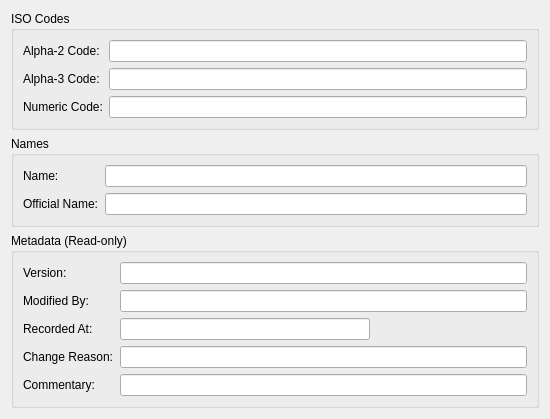
Old version of the form projects/ores.qt/ui/CountryDetailDialog.ui in the repository OreStudio/OreStudio.
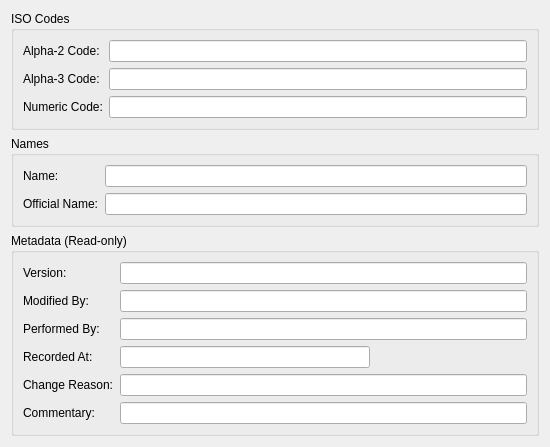
New version of the form.

Commit message:
[qt] Add Performed By field to remaining detail dialogs
Adds read-only performedByEdit to the metadata section of 13 detail
dialogs that were missing it: Currency, Country, BusinessCentre,
ChangeReason, ChangeReasonCategory, Account, Role, Tenant, TenantType,
FeatureFlag, DatasetBundle, NatureDimension, OriginDimension.

What changed in the file:
```diff
--- a/projects/ores.qt/ui/CountryDetailDialog.ui
+++ b/projects/ores.qt/ui/CountryDetailDialog.ui
@@ -138,13 +138,28 @@
        </widget>
       </item>
       <item row="2" column="0">
+       <widget class="QLabel" name="labelPerformedBy">
+        <property name="text">
+         <string>Performed By:</string>
+        </property>
+       </widget>
+      </item>
+      <item row="2" column="1">
+       <widget class="QLineEdit" name="performedByEdit">
+        <property name="readOnly">
+         <bool>true</bool>
+        </property>
+       </widget>
+      </item>
+
+      <item row="3" column="0">
        <widget class="QLabel" name="labelRecordedAt">
         <property name="text">
          <string>Recorded At:</string>
         </property>
        </widget>
       </item>
-      <item row="2" column="1">
+      <item row="3" column="1">
        <widget class="QLineEdit" name="recordedAtEdit">
         <property name="readOnly">
          <bool>true</bool>
@@ -157,28 +172,28 @@
         </property>
        </widget>
       </item>
-      <item row="3" column="0">
+      <item row="4" column="0">
        <widget class="QLabel" name="labelChangeReason">
         <property name="text">
          <string>Change Reason:</string>
         </property>
        </widget>
       </item>
-      <item row="3" column="1">
+      <item row="4" column="1">
        <widget class="QLineEdit" name="changeReasonEdit">
         <property name="readOnly">
          <bool>true</bool>
         </property>
        </widget>
       </item>
-      <item row="4" column="0">
+      <item row="5" column="0">
        <widget class="QLabel" name="labelCommentary">
         <property name="text">
          <string>Commentary:</string>
         </property>
        </widget>
       </item>
-      <item row="4" column="1">
+      <item row="5" column="1">
        <widget class="QLineEdit" name="commentaryEdit">
         <property name="readOnly">
          <bool>true</bool>
```
The commit also changes 26 other files.
